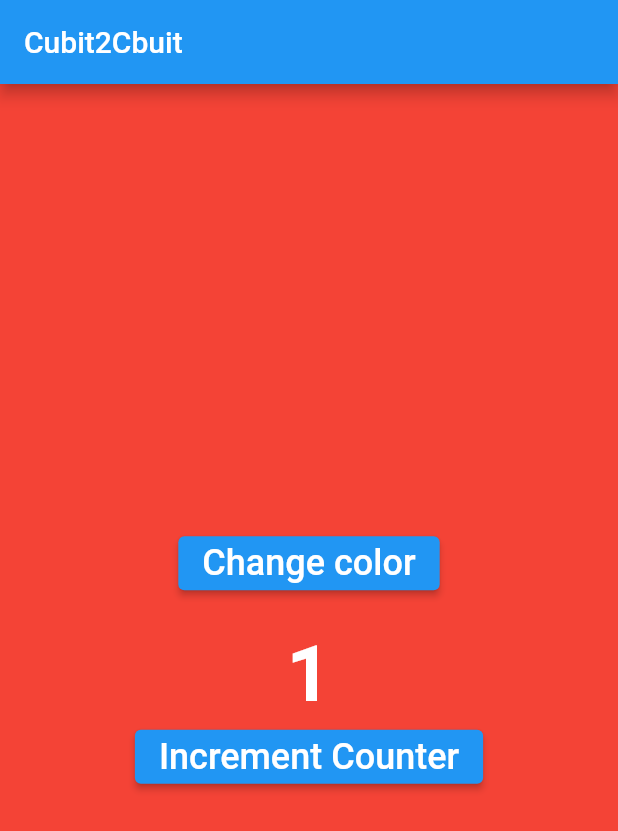
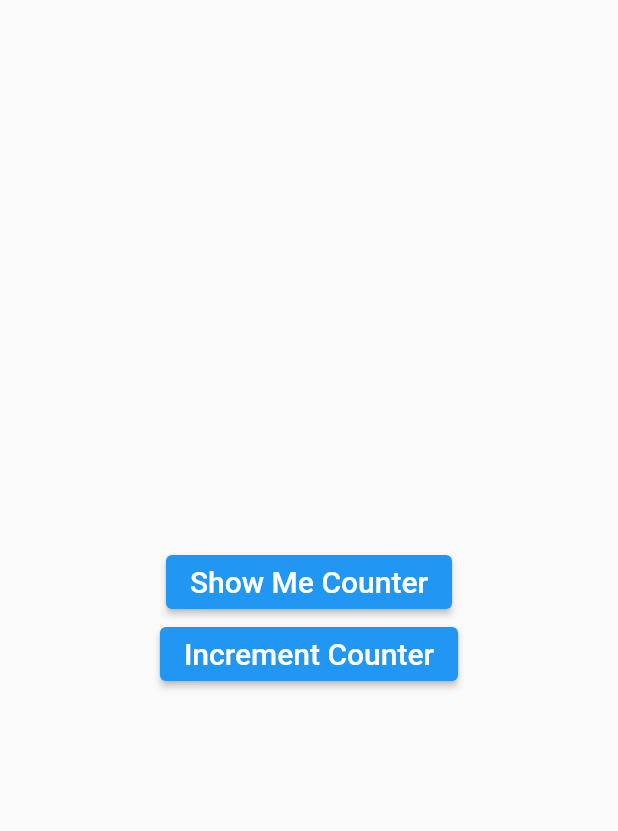
Before and after one commit to Akshaymain/bloc_patter_base, a Flutter app: the screen it shows after launch, after a tap on "Increment Counter", on a phone screen of 412 x 824 dp. Shown: the top 831 px of the screen. Run offline on Flutter 3.47's test engine with Material 2 defaults, Android fonts, the light colour scheme and no system bars; our stand-ins replace bloc, equatable, flutter_bloc.

Commit message:
Bloc Access: Anonymous,Named,Generated route

```diff
--- a/lib/cubits/counter/counter_cubit.dart
+++ b/lib/cubits/counter/counter_cubit.dart
@@ -1,7 +1,3 @@
-import 'dart:async';
-
-import 'package:bloc_pattern_base/cubits/color/color_cubit.dart';
-import 'package:flutter/material.dart';
 import 'package:flutter_bloc/flutter_bloc.dart';
 import 'package:equatable/equatable.dart';
 
@@ -9,9 +5,15 @@ part 'counter_state.dart';
 
 class CounterCubit extends Cubit<CounterState> {
   CounterCubit() : super(CounterState.inital());
-  void changeCounter({required int incrementSize}) {
-    emit(CounterState(counter: state.counter + incrementSize));
+  void incrementCounter() {
+    emit(CounterState(counter: state.counter + 1));
   }
+
+  ///-- Bloc to bloc communication using stream subscription and bloc listener --///
+
+  // void changeCounter({required int incrementSize}) {
+  //   emit(CounterState(counter: state.counter + incrementSize));
+  // }
 
   /// --- Cubit to cubit communication using stream subscription -- ///
   // int incrementSize = 1;
--- a/lib/main.dart
+++ b/lib/main.dart
@@ -1,9 +1,5 @@
-import 'dart:math';
-
-import 'package:bloc_pattern_base/blocs/color/color_bloc.dart';
-import 'package:bloc_pattern_base/blocs/counter/counter_bloc.dart';
-import 'package:bloc_pattern_base/cubits/theme/theme_cubit.dart';
-import 'package:bloc_pattern_base/other_page.dart';
+import 'package:bloc_pattern_base/cubits/counter/counter_cubit.dart';
+import 'package:bloc_pattern_base/show_me_counter.dart';
 import 'package:flutter/material.dart';
 import 'package:flutter_bloc/flutter_bloc.dart';
 
@@ -11,94 +7,244 @@ void main() {
   runApp(const MyApp());
 }
 
-class MyApp extends StatelessWidget {
+class MyApp extends StatefulWidget {
   const MyApp({super.key});
 
   @override
+  State<MyApp> createState() => _MyAppState();
+}
+
+class _MyAppState extends State<MyApp> {
+  final CounterCubit counterCubit = CounterCubit();
+
+  @override
   Widget build(BuildContext context) {
-    return MultiBlocProvider(
-      providers: [
-        BlocProvider(create: (context) => ColorBloc()),
-        BlocProvider(create: (context) => CounterBloc()),
-      ],
-      child: MaterialApp(
-        title: 'Cubit to Cubit',
+    return MaterialApp(
+      title: 'Bloc Access',
       debugShowCheckedModeBanner: false,
       theme: ThemeData(primarySwatch: Colors.blue),
-        home: const MyHomePage(),
-      ),
+
+      ///-- Named Route Access --///
+      // routes: {
+      //   '/': (context) => BlocProvider.value(
+      //         value: counterCubit,
+      //         child: const MyHomePage(),
+      //       ),
+      //   '/counter': (context) => BlocProvider.value(
+      //         value: counterCubit,
+      //         child: const ShowMeCounter(),
+      //       )
+      // },
+      onGenerateRoute: (settings) {
+        switch (settings.name) {
+          case '/':
+            return MaterialPageRoute(
+                builder: ((context) => BlocProvider.value(
+                      value: counterCubit,
+                      child: const MyHomePage(),
+                    )));
+          case '/counter':
+            return MaterialPageRoute(
+                builder: ((context) => BlocProvider.value(
+                      value: counterCubit,
+                      child: const ShowMeCounter(),
+                    )));
+          default:
+            return null;
+        }
+      },
+
+      /// -- Anonymous routes -- ///
+      // home: BlocProvider<CounterCubit>(
+      //   create: (context) => CounterCubit(),
+      //   child: const MyHomePage(),
+      // ),
     );
+  }
+
+  @override
+  void dispose() {
+    counterCubit.close();
+    super.dispose();
   }
 }
 
-class MyHomePage extends StatefulWidget {
+class MyHomePage extends StatelessWidget {
   const MyHomePage({Key? key}) : super(key: key);
-
-  @override
-  State<MyHomePage> createState() => _MyHomePageState();
-}
-
-class _MyHomePageState extends State<MyHomePage> {
-  int incrementSize = 1;
   @override
   Widget build(BuildContext context) {
-    return BlocListener<ColorBloc, ColorState>(
-      listener: (context, state) {
-        if (state.color == Colors.red) {
-          incrementSize = 1;
-        } else if (state.color == Colors.green) {
-          incrementSize = 10;
-        } else if (state.color == Colors.blue) {
-          incrementSize = 100;
-        } else if (state.color == Colors.black) {
-          incrementSize = -100;
-          context
-              .read<CounterBloc>()
-              .add(ChangedCounterEvent(incrementSize: incrementSize));
-        }
-      },
-      child: Scaffold(
-        backgroundColor: context.watch<ColorBloc>().state.color,
-        appBar: AppBar(title: const Text('Cubit2Cbuit')),
+    return Scaffold(
       body: Center(
         child: Column(
           mainAxisAlignment: MainAxisAlignment.center,
           children: [
             ElevatedButton(
                 onPressed: () {
-                    context.read<ColorBloc>().add(ChangedColorEvent());
+                  Navigator.pushNamed(context, '/counter');
+
+                  /// -- Anonymous route -- ///
+                  // Navigator.push(context, MaterialPageRoute(builder: (_) {
+                  //   return BlocProvider.value(
+                  //     value: context.read<CounterCubit>(),
+                  //     child: const ShowMeCounter(),
+                  //   );
+                  // }));
                 },
                 child: const Text(
-                    'Change color',
-                    style: TextStyle(fontSize: 24.0),
+                  'Show Me Counter',
+                  style: TextStyle(fontSize: 20.0),
                 )),
-              const SizedBox(
-                height: 20.0,
-              ),
-              Text(
-                '${context.watch<CounterBloc>().state.counter}',
-                style: const TextStyle(
-                    fontSize: 52.0,
-                    fontWeight: FontWeight.bold,
-                    color: Colors.white),
-              ),
             ElevatedButton(
                 onPressed: () {
-                    context
-                        .read<CounterBloc>()
-                        .add(ChangedCounterEvent(incrementSize: incrementSize));
+                  BlocProvider.of<CounterCubit>(context).incrementCounter();
                 },
                 child: const Text(
                   'Increment Counter',
-                    style: TextStyle(fontSize: 24.0),
+                  style: TextStyle(fontSize: 20.0),
                 ))
           ],
-          ),
         ),
       ),
     );
   }
 }
+
+///-- Bloc Access --///
+// class MyHomePage extends StatefulWidget {
+//   const MyHomePage({Key? key}) : super(key: key);
+
+//   @override
+//   State<MyHomePage> createState() => _MyHomePageState();
+// }
+
+// class _MyHomePageState extends State<MyHomePage> {
+//   @override
+//   Widget build(BuildContext context) {
+//     return BlocProvider(
+//       create: (context) => CounterCubit(),
+//       child: Builder(
+//         builder: (context) {
+//           return Scaffold(
+//             appBar: AppBar(
+//               title: const Text('Bloc Access'),
+//             ),
+//             body: Center(
+//                 child: Column(
+//               mainAxisAlignment: MainAxisAlignment.center,
+//               children: [
+//                 Text(
+//                   '${context.watch<CounterCubit>().state.counter}',
+//                   style: const TextStyle(fontSize: 32.0),
+//                 ),
+//                 const SizedBox(
+//                   height: 10.0,
+//                 ),
+//                 ElevatedButton(
+//                     onPressed: () {
+//                       context.read<CounterCubit>().incrementCounter();
+//                     },
+//                     child: const Text(
+//                       'Increment',
+//                       style: TextStyle(fontSize: 12.0),
+//                     ))
+//               ],
+//             )),
+//           );
+//         },
+//       ),
+//     );
+//   }
+// }
+
+///-- Bloc to bloc communication using stream subscription and bloc listener --///
+// class MyApp extends StatelessWidget {
+//   const MyApp({super.key});
+
+//   @override
+//   Widget build(BuildContext context) {
+//     return MultiBlocProvider(
+//       providers: [
+//         BlocProvider(create: (context) => ColorBloc()),
+//         BlocProvider(create: (context) => CounterBloc()),
+//       ],
+//       child: MaterialApp(
+//         title: 'Cubit to Cubit',
+//         debugShowCheckedModeBanner: false,
+//         theme: ThemeData(primarySwatch: Colors.blue),
+//         home: const MyHomePage(),
+//       ),
+//     );
+//   }
+// }
+
+// class MyHomePage extends StatefulWidget {
+//   const MyHomePage({Key? key}) : super(key: key);
+
+//   @override
+//   State<MyHomePage> createState() => _MyHomePageState();
+// }
+
+// class _MyHomePageState extends State<MyHomePage> {
+//   int incrementSize = 1;
+//   @override
+//   Widget build(BuildContext context) {
+//     return BlocListener<ColorBloc, ColorState>(
+//       listener: (context, state) {
+//         if (state.color == Colors.red) {
+//           incrementSize = 1;
+//         } else if (state.color == Colors.green) {
+//           incrementSize = 10;
+//         } else if (state.color == Colors.blue) {
+//           incrementSize = 100;
+//         } else if (state.color == Colors.black) {
+//           incrementSize = -100;
+//           context
+//               .read<CounterBloc>()
+//               .add(ChangedCounterEvent(incrementSize: incrementSize));
+//         }
+//       },
+//       child: Scaffold(
+//         backgroundColor: context.watch<ColorBloc>().state.color,
+//         appBar: AppBar(title: const Text('Cubit2Cbuit')),
+//         body: Center(
+//           child: Column(
+//             mainAxisAlignment: MainAxisAlignment.center,
+//             children: [
+//               ElevatedButton(
+//                   onPressed: () {
+//                     context.read<ColorBloc>().add(ChangedColorEvent());
+//                   },
+//                   child: const Text(
+//                     'Change color',
+//                     style: TextStyle(fontSize: 24.0),
+//                   )),
+//               const SizedBox(
+//                 height: 20.0,
+//               ),
+//               Text(
+//                 '${context.watch<CounterBloc>().state.counter}',
+//                 style: const TextStyle(
+//                     fontSize: 52.0,
+//                     fontWeight: FontWeight.bold,
+//                     color: Colors.white),
+//               ),
+//               ElevatedButton(
+//                   onPressed: () {
+//                     context
+//                         .read<CounterBloc>()
+//                         .add(ChangedCounterEvent(incrementSize: incrementSize));
+//                   },
+//                   child: const Text(
+//                     'Increment Counter',
+//                     style: TextStyle(fontSize: 24.0),
+//                   ))
+//             ],
+//           ),
+//         ),
+//       ),
+//     );
+//   }
+// }
 
 
 /// -- Bloc to bloc using stream subscription --///
@@ -206,25 +352,6 @@ class _MyHomePageState extends State<MyHomePage> {
 //     );
 //   }
 // }
-
-
-
-
-
-
-
-
-
-
-
-
-
-
-
-
-
-
-
 
 
 // -- Theme feature using bloc and cubit --//
```
Also changed, not shown: lib/show_me_counter.dart (added, +24 -0 lines). Lines whose indentation alone changed are shown as unchanged.
